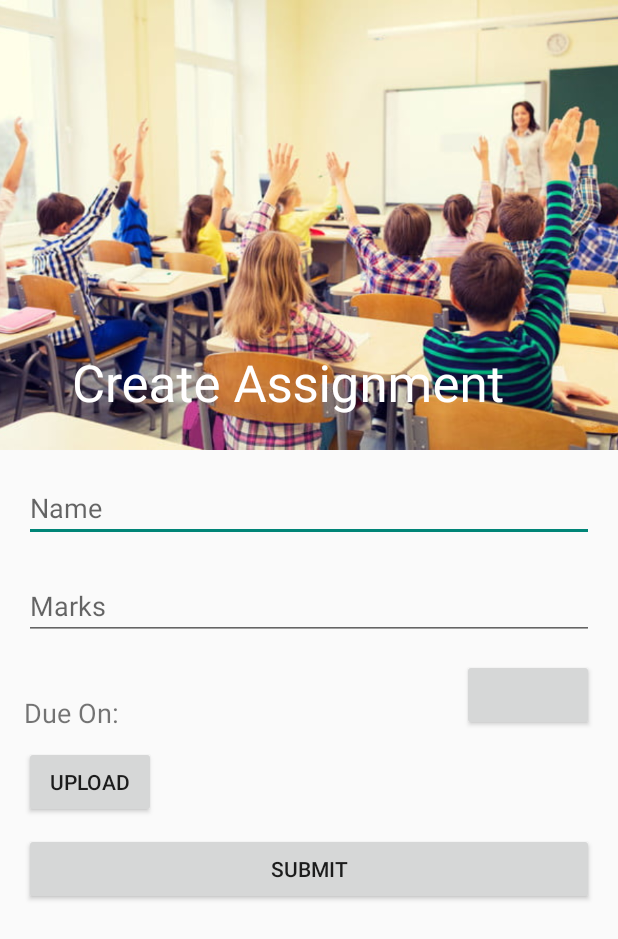
After one commit to sahilayank91/DigitalClassroom, an Android app: the AssignmentCreateActivity screen opened directly, with no data from a screen before it, on a phone screen of 412 x 824 dp. The commit adds this screen. Shown: the top 939 px of the screen. Run offline under Robolectric (Android 15) with nearby library versions, the phone set to English and light mode, and no system bars; our stand-ins replace Firebase (no records; nobody signed in at launch, a user with empty details on screens opened directly).

Commit message:
basic functionality to upload a file and create assignment

```diff
--- a/app/build.gradle
+++ b/app/build.gradle
@@ -5,7 +5,7 @@ android {
     buildToolsVersion '26.0.2'
     defaultConfig {
         applicationId "com.example.sahil.digitalclassroom"
-        minSdkVersion 15
+        minSdkVersion 16
         targetSdkVersion 25
         versionCode 1
         versionName "1.0"
@@ -25,6 +25,7 @@ dependencies {
     implementation 'com.google.firebase:firebase-auth:11.0.4'
     implementation 'com.android.support.constraint:constraint-layout:1.0.2'
     implementation 'com.google.firebase:firebase-database:11.0.4'
+    implementation 'com.google.firebase:firebase-storage:11.0.4'
     compile fileTree(dir: 'libs', include: ['*.jar'])
     androidTestCompile('com.android.support.test.espresso:espresso-core:2.2.2', {
         exclude group: 'com.android.support', module: 'support-annotations'
@@ -39,4 +40,5 @@ dependencies {
 
 
 
+
 apply plugin: 'com.google.gms.google-services'
--- /dev/null
+++ b/app/src/main/java/com/example/sahil/digitalclassroom/ui/AssignmentCreateActivity.java
@@ -0,0 +1,197 @@
+package com.example.sahil.digitalclassroom.ui;
+
+import android.Manifest;
+import android.app.ProgressDialog;
+import android.content.Intent;
+import android.content.pm.PackageManager;
+import android.location.LocationManager;
+import android.net.Uri;
+import android.os.Build;
+import android.os.Bundle;
+import android.os.PersistableBundle;
+import android.support.annotation.NonNull;
+import android.support.annotation.Nullable;
+import android.support.v4.app.ActivityCompat;
+import android.support.v4.content.ContextCompat;
+import android.support.v7.app.AppCompatActivity;
+import android.util.Log;
+import android.view.View;
+import android.widget.Button;
+import android.widget.TextView;
+import android.widget.Toast;
+
+import com.example.sahil.digitalclassroom.R;
+import com.example.sahil.digitalclassroom.model.Assignment;
+import com.google.android.gms.tasks.OnFailureListener;
+import com.google.android.gms.tasks.OnSuccessListener;
+import com.google.firebase.FirebaseApp;
+import com.google.firebase.database.DatabaseReference;
+import com.google.firebase.database.FirebaseDatabase;
+import com.google.firebase.storage.FirebaseStorage;
+import com.google.firebase.storage.OnProgressListener;
+import com.google.firebase.storage.StorageReference;
+import com.google.firebase.storage.UploadTask;
+
+import java.util.UUID;
+
+/**
+ * Created by Sumir on 16-01-2018.
+ */
+
+public class AssignmentCreateActivity extends AppCompatActivity {
+
+    private static final int PICKFILE_RESULT_CODE = 1;
+    Uri filePath;
+    Uri downloadUrl;
+
+    Button dueDateButton;
+    Button uploadButton;
+    Button submitButton;
+    TextView attachment;
+    TextView name;
+    TextView marks;
+
+    //Firebase
+    FirebaseStorage storage;
+    StorageReference storageReference;
+
+    @Override
+    public void onRequestPermissionsResult(int requestCode, @NonNull String[] permissions, @NonNull int[] grantResults) {
+        super.onRequestPermissionsResult(requestCode, permissions, grantResults);
+        switch (requestCode) {
+            case 10: if(grantResults.length > 0  &&  grantResults[0] == PackageManager.PERMISSION_GRANTED)
+                configureButton();
+                break;
+            default: break;
+        }
+    }
+
+    private void configureButton() {
+
+        if (Build.VERSION.SDK_INT > Build.VERSION_CODES.ICE_CREAM_SANDWICH_MR1 &&
+                ContextCompat.checkSelfPermission(this, Manifest.permission.READ_EXTERNAL_STORAGE) != PackageManager.PERMISSION_GRANTED)
+        {
+            ActivityCompat.requestPermissions(this, new String[]{Manifest.permission.READ_EXTERNAL_STORAGE}, 10);
+            return;
+        }
+        else
+        {
+            uploadButton.setOnClickListener(new View.OnClickListener() {
+                @Override
+                public void onClick(View view) {
+                    //call to open memory
+                    openFolder();
+                }
+            });
+        }
+    }
+
+    void openFolder(){
+        final String[] ACCEPT_MIME_TYPES = {
+                "application/pdf",
+                "image/*",
+                "application/msword"
+        };
+        Intent intent = new Intent(Intent.ACTION_GET_CONTENT);
+        intent.setType("*/*");
+        intent.putExtra(Intent.EXTRA_MIME_TYPES,ACCEPT_MIME_TYPES);
+        startActivityForResult(Intent.createChooser(intent,"Select a file"),PICKFILE_RESULT_CODE);
+    }
+
+    @Override
+    protected void onActivityResult(int requestCode, int resultCode, Intent data) {
+        // TODO Auto-generated method stub
+        switch(requestCode){
+            case PICKFILE_RESULT_CODE:
+                if(resultCode==RESULT_OK){
+                    filePath = data.getData();
+//                    attachment.append(FilePath);
+                    Log.e("data",data.toString());
+                }
+                break;
+        }
+    }
+
+    private void uploadAttachments() {
+
+        if(filePath != null)
+        {
+            final ProgressDialog progressDialog = new ProgressDialog(this);
+            progressDialog.setTitle("Uploading...");
+            progressDialog.show();
+
+            StorageReference ref = storageReference.child("files/"+ UUID.randomUUID().toString());
+            ref.putFile(filePath)
+                    .addOnSuccessListener(new OnSuccessListener<UploadTask.TaskSnapshot>() {
+                        @Override
+                        public void onSuccess(UploadTask.TaskSnapshot taskSnapshot) {
+                            progressDialog.dismiss();
+                            Toast.makeText(AssignmentCreateActivity.this, "Uploaded", Toast.LENGTH_SHORT).show();
+
+                            downloadUrl = taskSnapshot.getDownloadUrl();
+                        }
+                    })
+                    .addOnFailureListener(new OnFailureListener() {
+                        @Override
+                        public void onFailure(@NonNull Exception e) {
+                            progressDialog.dismiss();
+                            Toast.makeText(AssignmentCreateActivity.this, "Failed "+e.getMessage(), Toast.LENGTH_SHORT).show();
+                        }
+                    })
+                    .addOnProgressListener(new OnProgressListener<UploadTask.TaskSnapshot>() {
+                        @Override
+                        public void onProgress(UploadTask.TaskSnapshot taskSnapshot) {
+                            double progress = (100.0*taskSnapshot.getBytesTransferred()/taskSnapshot
+                                    .getTotalByteCount());
+                            progressDialog.setMessage("Uploaded "+(int)progress+"%");
+                        }
+                    });
+        }
+    }
+
+    @Override
+    public void onCreate(@Nullable Bundle savedInstanceState) {
+        super.onCreate(savedInstanceState);
+        setContentView(R.layout.activity_assignment_create);
+
+        attachment = (TextView) findViewById(R.id.assignmentCreateAttachmentFiles);
+        dueDateButton = (Button) findViewById(R.id.assignmentDueDate);
+        dueDateButton.setOnClickListener(new View.OnClickListener() {
+            @Override
+            public void onClick(View view) {
+                //todo open data picker
+            }
+        });
+
+        storage = FirebaseStorage.getInstance();
+        storageReference = storage.getReference();
+
+        uploadButton = (Button) findViewById(R.id.assignmentCreateAttachment);
+        configureButton();
+
+        submitButton = (Button) findViewById(R.id.assignmentCreateSubmit);
+        submitButton.setOnClickListener(new View.OnClickListener() {
+            @Override
+            public void onClick(View view) {
+
+                uploadAttachments();
+                name = (TextView) findViewById(R.id.assignmentCreateName);
+                marks = (TextView) findViewById(R.id.assignmentCreateMarks);
+
+                String Name = name.getText().toString();
+                double Marks = (double) Double.parseDouble(marks.getText().toString());
+
+                FirebaseDatabase database = FirebaseDatabase.getInstance();
+                DatabaseReference ref = database.getReference("/assignments");
+
+                DatabaseReference newAssignmentRef = ref.push();
+
+                String assignmentId = newAssignmentRef.getKey();
+                Assignment assignment = new Assignment(assignmentId,Name,downloadUrl,Marks);
+
+                newAssignmentRef.setValue(assignment);
+
+            }
+        });
+    }
+}
--- a/app/src/main/java/com/example/sahil/digitalclassroom/ui/MainActivity.java
+++ b/app/src/main/java/com/example/sahil/digitalclassroom/ui/MainActivity.java
@@ -1,5 +1,6 @@
 package com.example.sahil.digitalclassroom.ui;
 
+import android.content.Intent;
 import android.os.Bundle;
 import android.support.annotation.NonNull;
 import android.support.design.widget.BottomNavigationView;
@@ -43,6 +44,8 @@ public class MainActivity extends AppCompatActivity {
         mTextMessage = (TextView) findViewById(R.id.message);
         BottomNavigationView navigation = (BottomNavigationView) findViewById(R.id.navigation);
         navigation.setOnNavigationItemSelectedListener(mOnNavigationItemSelectedListener);
+
+        startActivity(new Intent(this,AssignmentActivity.class));
     }
 
 }
--- /dev/null
+++ b/app/src/main/res/layout/activity_assignment_create.xml
@@ -0,0 +1,125 @@
+<?xml version="1.0" encoding="utf-8"?>
+<android.support.design.widget.CoordinatorLayout
+    xmlns:android="http://schemas.android.com/apk/res/android"
+    xmlns:app="http://schemas.android.com/apk/res-auto"
+    xmlns:tools="http://schemas.android.com/tools"
+    android:layout_width="match_parent"
+    android:layout_height="match_parent"
+    android:fitsSystemWindows="true"
+    tools:context="com.example.sahil.digitalclassroom.ui.AssignmentCreateActivity">
+
+    <android.support.design.widget.AppBarLayout
+        android:id="@+id/appBar"
+        android:layout_width="match_parent"
+        android:layout_height="300dp"
+        android:theme="@style/ThemeOverlay.AppCompat.Dark.ActionBar"
+        android:fitsSystemWindows="true">
+
+        <android.support.design.widget.CollapsingToolbarLayout
+            android:id="@+id/collapsingToolbar"
+            android:layout_width="match_parent"
+            android:layout_height="match_parent"
+            app:layout_scrollFlags="scroll|exitUntilCollapsed"
+            android:fitsSystemWindows="true"
+            app:contentScrim="?attr/colorPrimary"
+            app:expandedTitleMarginStart="48dp"
+            app:expandedTitleMarginEnd="64dp"
+            app:title="@string/create_assignment">
+
+            <ImageView
+                android:id="@+id/toolbarImage"
+                android:layout_width="match_parent"
+                android:layout_height="match_parent"
+                android:scaleType="centerCrop"
+                android:fitsSystemWindows="true"
+                android:src="@drawable/splash"
+                app:layout_collapseMode="parallax" />
+
+            <android.support.v7.widget.Toolbar
+                android:id="@+id/toolbar"
+                android:layout_width="match_parent"
+                android:layout_height="?attr/actionBarSize"
+                app:popupTheme="@style/ThemeOverlay.AppCompat.Light"
+                app:layout_collapseMode="pin" />
+        </android.support.design.widget.CollapsingToolbarLayout>
+    </android.support.design.widget.AppBarLayout>
+
+    <android.support.v4.widget.NestedScrollView
+        android:layout_width="match_parent"
+        android:layout_height="match_parent"
+        app:layout_behavior="@string/appbar_scrolling_view_behavior">
+
+        <RelativeLayout
+            android:layout_width="match_parent"
+            android:layout_height="wrap_content"
+            android:layout_margin="@dimen/activity_horizontal_margin">
+
+            <EditText
+                android:id="@+id/assignmentCreateName"
+                android:layout_width="match_parent"
+                android:layout_height="wrap_content"
+                android:layout_marginBottom="10dp"
+                android:hint="@string/create_assignment_name" />
+
+            <EditText
+                android:id="@+id/assignmentCreateMarks"
+                android:layout_width="match_parent"
+                android:layout_height="wrap_content"
+                android:layout_alignParentLeft="true"
+                android:layout_alignParentStart="true"
+                android:layout_below="@+id/assignmentCreateName"
+                android:layout_marginTop="10dp"
+                android:hint="@string/create_assignment_marks" />
+
+            <TextView
+                android:id="@+id/assignmentDueDateText"
+                android:layout_width="wrap_content"
+                android:layout_height="wrap_content"
+                android:layout_alignParentLeft="true"
+                android:layout_alignParentStart="true"
+                android:layout_below="@+id/assignmentCreateMarks"
+                android:layout_marginTop="36dp"
+                android:text="Due On:"
+                android:textSize="18sp" />
+
+            <Button
+                android:id="@+id/assignmentDueDate"
+                android:layout_width="wrap_content"
+                android:layout_height="wrap_content"
+                android:layout_above="@+id/assignmentCreateAttachment"
+                android:layout_alignParentEnd="true"
+                android:layout_alignParentRight="true"
+                android:src="@android:drawable/ic_menu_my_calendar"/>
+
+            <Button
+                android:id="@+id/assignmentCreateAttachment"
+                android:layout_width="wrap_content"
+                android:layout_height="wrap_content"
+                android:layout_alignParentLeft="true"
+                android:layout_alignParentStart="true"
+                android:layout_below="@+id/assignmentDueDateText"
+                android:layout_marginTop="10dp"
+                android:text="Upload" />
+
+            <TextView
+                android:id="@+id/assignmentCreateAttachmentFiles"
+                android:layout_width="wrap_content"
+                android:layout_height="wrap_content"
+                android:layout_alignBaseline="@+id/assignmentCreateAttachment"
+                android:layout_alignBottom="@+id/assignmentCreateAttachment"
+                android:layout_marginLeft="20dp"
+                android:layout_marginStart="20dp"
+                android:layout_toEndOf="@+id/assignmentCreateAttachment"
+                android:layout_toRightOf="@+id/assignmentCreateAttachment"
+                android:text="" />
+
+            <Button
+                android:id="@+id/assignmentCreateSubmit"
+                android:layout_width="match_parent"
+                android:layout_height="wrap_content"
+                android:layout_below="@id/assignmentCreateAttachment"
+                android:text="Submit"
+                android:layout_marginTop="10dp"/>
+        </RelativeLayout>
+    </android.support.v4.widget.NestedScrollView>
+</android.support.design.widget.CoordinatorLayout>
--- a/app/src/main/res/values/strings.xml
+++ b/app/src/main/res/values/strings.xml
@@ -38,4 +38,12 @@
 
     <!--This is the intro string for the intro activity I will edit it later-->
     <string name="intro_string">In this app you can do following things : </string>
+
+
+    <!--Parameters related to the assignment page -->
+    <string name="assignment">Assignments</string>
+    <string name="create_assignment">Create Assignment</string>
+    <string name="create_assignment_name">Name</string>
+    <string name="create_assignment_due_on">Due On</string>
+    <string name="create_assignment_marks">Marks</string>
 </resources>
```
Also changed, not shown: app/src/main/AndroidManifest.xml (+12 -0 lines), app/src/main/java/com/example/sahil/digitalclassroom/model/Assignment.java (+72 -13 lines), app/src/main/java/com/example/sahil/digitalclassroom/ui/AssignListTeacherFragment.java (added, +27 -0 lines), app/src/main/java/com/example/sahil/digitalclassroom/ui/AssignmentActivity.java (added, +36 -0 lines), app/src/main/res/layout/activity_assignment.xml (added, +27 -0 lines), app/src/main/res/layout/fragment_assignment_teacher_list.xml (added, +9 -0 lines), 1 other file.
